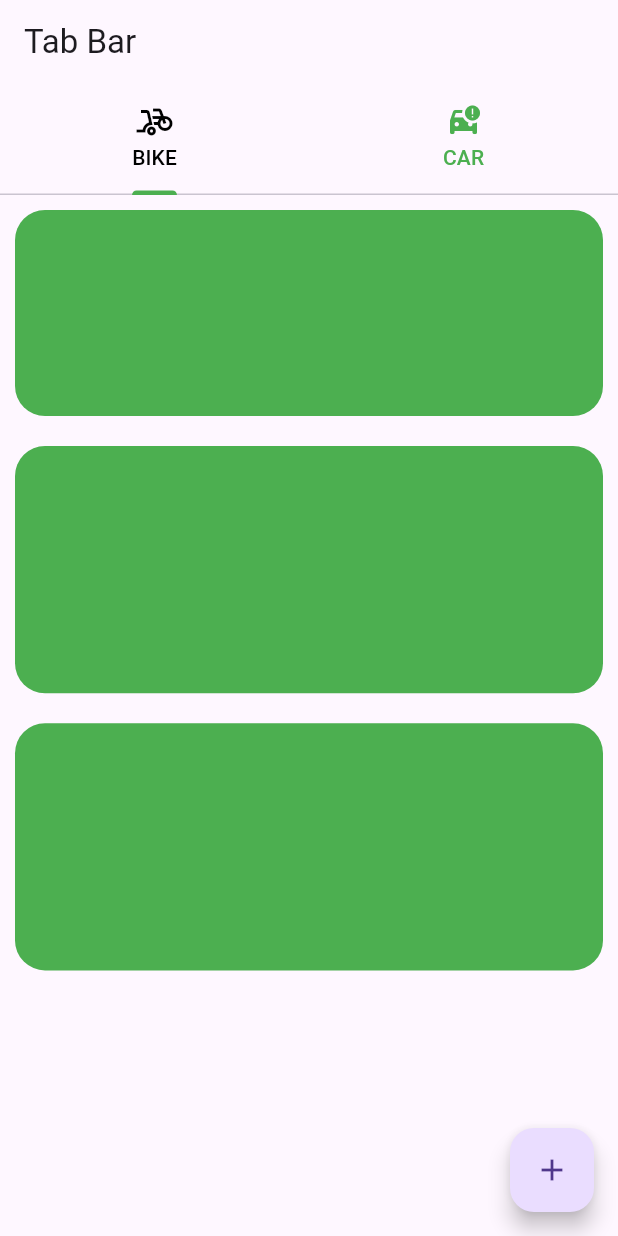
After one commit to iam-talhaa/smit_Academy_practise, a Flutter app: the screen it shows after launch, on a phone screen of 412 x 824 dp. The commit adds this screen. Run offline on Flutter 3.47's test engine with Material 3 defaults, Android fonts, the phone set to English and light mode, and no system bars.

Commit message:
tab bar view

```diff
--- a/lib/main.dart
+++ b/lib/main.dart
@@ -1,5 +1,6 @@
 import 'package:flutter/material.dart';
 import 'package:silani_practise/stack.dart';
+import 'package:silani_practise/tabview.dart';
 
 void main() {
   runApp(Sylani());
@@ -17,7 +18,7 @@ class _SylaniState extends State<Sylani> {
   Widget build(BuildContext context) {
     return MaterialApp(
       debugShowCheckedModeBanner: false,
-      home: Stack_Example(),
+      home: TabBAr(),
     );
   }
 }
--- /dev/null
+++ b/lib/tabview.dart
@@ -0,0 +1,82 @@
+import 'package:flutter/material.dart';
+
+class TabBAr extends StatefulWidget {
+  const TabBAr({super.key});
+
+  @override
+  State<TabBAr> createState() => _TabBArState();
+}
+
+class _TabBArState extends State<TabBAr> {
+  @override
+  Widget build(BuildContext context) {
+    return DefaultTabController(
+      length: 2,
+      child: Scaffold(
+        floatingActionButton: FloatingActionButton(
+          onPressed: () {},
+          child: Icon(Icons.add),
+        ),
+        appBar: AppBar(
+          title: Text('Tab Bar'),
+          bottom: TabBar(
+              unselectedLabelColor: Colors.green,
+              labelColor: Colors.black,
+              indicatorColor: Colors.green,
+              tabs: [
+                Tab(
+                  icon: Icon(Icons.bike_scooter),
+                  text: 'BIKE',
+                ),
+                Tab(
+                  icon: Icon(Icons.car_crash),
+                  text: 'CAR',
+                ),
+              ]),
+        ),
+        body: TabBarView(children: [
+          Column(
+            children: [
+              Padding(
+                padding:
+                    const EdgeInsets.symmetric(vertical: 10, horizontal: 10),
+                child: Container(
+                  height: MediaQuery.of(context).size.height * 1 / 6,
+                  width: double.infinity,
+                  decoration: BoxDecoration(
+                      color: Colors.green,
+                      borderRadius: BorderRadius.circular(20)),
+                ),
+              ),
+              Padding(
+                padding:
+                    const EdgeInsets.symmetric(vertical: 10, horizontal: 10),
+                child: Container(
+                  height: MediaQuery.of(context).size.height * 0.2,
+                  width: double.infinity,
+                  decoration: BoxDecoration(
+                      color: Colors.green,
+                      borderRadius: BorderRadius.circular(20)),
+                ),
+              ),
+              Padding(
+                padding:
+                    const EdgeInsets.symmetric(vertical: 10, horizontal: 10),
+                child: Container(
+                  height: MediaQuery.of(context).size.height * 0.2,
+                  width: double.infinity,
+                  decoration: BoxDecoration(
+                      color: Colors.green,
+                      borderRadius: BorderRadius.circular(20)),
+                ),
+              )
+            ],
+          ),
+          Container(
+            color: Colors.blue,
+          ),
+        ]),
+      ),
+    );
+  }
+}
```
